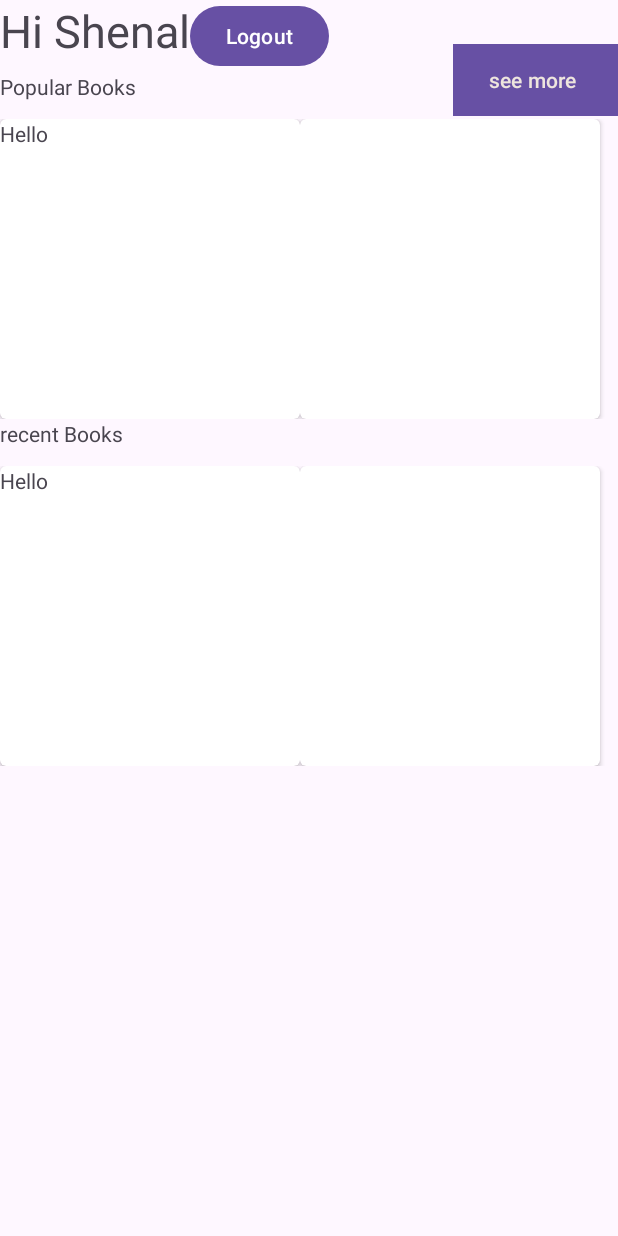
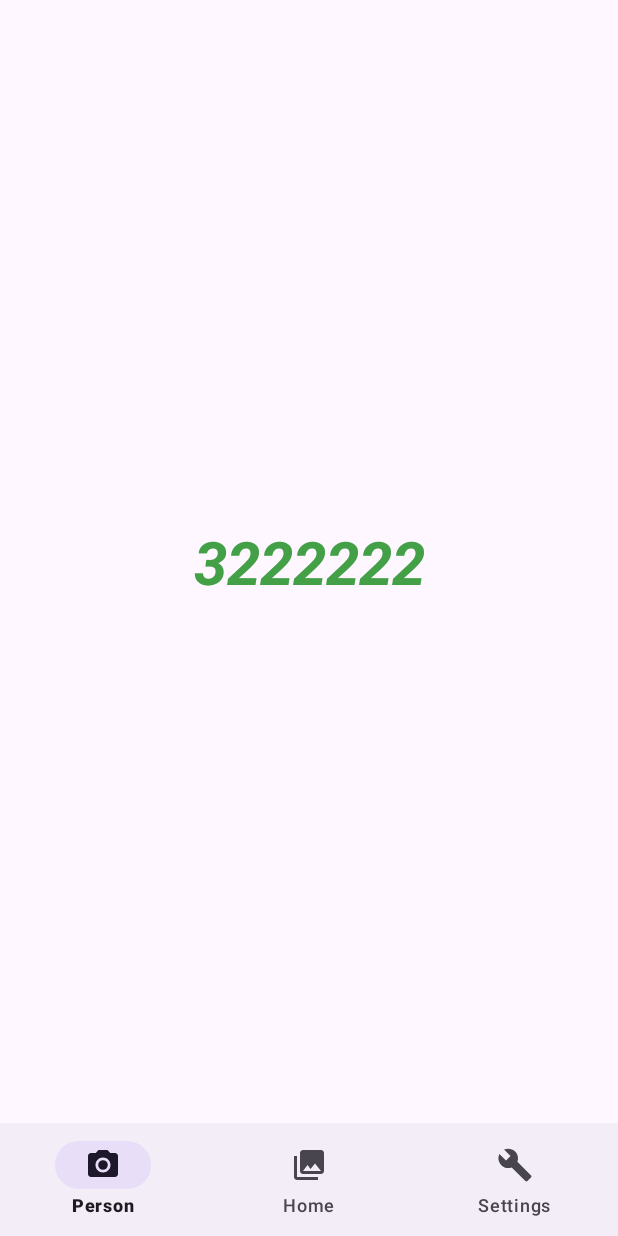
Before and after one commit to mirosh-kavinda/spiritualread, an Android app: the Homepage screen opened directly, with no data from a screen before it, on a phone screen of 412 x 824 dp. Run offline under Robolectric (Android 15) with nearby library versions, the phone set to English and light mode, and no system bars; our stand-ins replace Firebase (no records; nobody signed in at launch, a user with empty details on screens opened directly).

Commit message:
make homepage components with fragments

```diff
--- a/app/src/main/java/com/example/spiritualread/Home/Homepage.java
+++ b/app/src/main/java/com/example/spiritualread/Home/Homepage.java
@@ -1,23 +1,60 @@
 package com.example.spiritualread.Home;
 
 import android.os.Bundle;
-import android.widget.Button;
+import android.view.MenuItem;
 
 import androidx.appcompat.app.AppCompatActivity;
 
 import com.example.spiritualread.R;
+import com.google.android.material.bottomnavigation.BottomNavigationView;
 //import com.google.firebase.FirebaseApp;
 //import com.google.firebase.auth.FirebaseAuth;
 //import com.google.firebase.auth.FirebaseUser;
 
-public class Homepage extends AppCompatActivity {
-    Button btnlogout;
-//    FirebaseAuth mAuth;
+public class Homepage extends AppCompatActivity implements BottomNavigationView.OnNavigationItemSelectedListener {
+//    Button btnlogout;
+    BottomNavigationView bottomNavigationView;
+
+    //    FirebaseAuth mAuth;
     @Override
     protected void onCreate(Bundle savedInstanceState) {
         super.onCreate(savedInstanceState);
         setContentView(R.layout.activity_homepage);
 
+
+        bottomNavigationView = findViewById(R.id.bottomNavigationView);
+
+        bottomNavigationView.setOnNavigationItemSelectedListener(this);
+        bottomNavigationView.setSelectedItemId(R.id.person);
+    }
+   message firstFragment = new message();
+    overview secondFragment = new overview();
+   person thirdFragment = new person();
+
+
+    public boolean onNavigationItemSelected(MenuItem item) {
+
+        switch (item.getItemId()) {
+            case R.id.person:
+                getSupportFragmentManager().beginTransaction().replace(R.id.flFragment, firstFragment).commit();
+                return true;
+
+            case R.id.home:
+                getSupportFragmentManager().beginTransaction().replace(R.id.flFragment, secondFragment).commit();
+                return true;
+
+            case R.id.settings:
+                getSupportFragmentManager().beginTransaction().replace(R.id.flFragment, thirdFragment).commit();
+                return true;
+        }
+        return false;
+    }
+
+    @Override
+    public void onPointerCaptureChanged(boolean hasCapture) {
+        super.onPointerCaptureChanged(hasCapture);
+    }
+}
 //
 //            btnlogout=findViewById(R.id.btnLogout);
 //            mAuth = FirebaseAuth.getInstance());
@@ -26,14 +63,12 @@ public class Homepage extends AppCompatActivity {
 //                startActivity(new Intent(Homepage.this, loginOnboard.class));
 //
 //            });
-    }
-
-    @Override
-    protected void onStart() {
-        super.onStart();
+//    }
+//
+//    @Override
+//    protected void onStart() {
+//        super.onStart();
 //        FirebaseUser user =mAuth.getCurrentUser();
 //        if(user==null){
 //            startActivity(new Intent(Homepage.this,LoginActivity.class));
 //        }
-    }
-}
--- /dev/null
+++ b/app/src/main/java/com/example/spiritualread/Home/message.java
@@ -0,0 +1,65 @@
+package com.example.spiritualread.Home;
+
+import android.os.Bundle;
+import android.view.LayoutInflater;
+import android.view.View;
+import android.view.ViewGroup;
+
+import androidx.fragment.app.Fragment;
+
+import com.example.spiritualread.R;
+
+/**
+ * A simple {@link Fragment} subclass.
+ * Use the {@link message#newInstance} factory method to
+ * create an instance of this fragment.
+ */
+public class message extends Fragment {
+
+    // TODO: Rename parameter arguments, choose names that match
+    // the fragment initialization parameters, e.g. ARG_ITEM_NUMBER
+    private static final String ARG_PARAM1 = "param1";
+    private static final String ARG_PARAM2 = "param2";
+
+    // TODO: Rename and change types of parameters
+    private String mParam1;
+    private String mParam2;
+
+    public message() {
+        // Required empty public constructor
+    }
+
+    /**
+     * Use this factory method to create a new instance of
+     * this fragment using the provided parameters.
+     *
+     * @param param1 Parameter 1.
+     * @param param2 Parameter 2.
+     * @return A new instance of fragment message.
+     */
+    // TODO: Rename and change types and number of parameters
+    public static message newInstance(String param1, String param2) {
+        message fragment = new message();
+        Bundle args = new Bundle();
+        args.putString(ARG_PARAM1, param1);
+        args.putString(ARG_PARAM2, param2);
+        fragment.setArguments(args);
+        return fragment;
+    }
+
+    @Override
+    public void onCreate(Bundle savedInstanceState) {
+        super.onCreate(savedInstanceState);
+        if (getArguments() != null) {
+            mParam1 = getArguments().getString(ARG_PARAM1);
+            mParam2 = getArguments().getString(ARG_PARAM2);
+        }
+    }
+
+    @Override
+    public View onCreateView(LayoutInflater inflater, ViewGroup container,
+                             Bundle savedInstanceState) {
+        // Inflate the layout for this fragment
+        return inflater.inflate(R.layout.fragment_message, container, false);
+    }
+}
--- /dev/null
+++ b/app/src/main/java/com/example/spiritualread/Home/overview.java
@@ -0,0 +1,65 @@
+package com.example.spiritualread.Home;
+
+import android.os.Bundle;
+import android.view.LayoutInflater;
+import android.view.View;
+import android.view.ViewGroup;
+
+import androidx.fragment.app.Fragment;
+
+import com.example.spiritualread.R;
+
+/**
+ * A simple {@link Fragment} subclass.
+ * Use the {@link overview#newInstance} factory method to
+ * create an instance of this fragment.
+ */
+public class overview extends Fragment {
+
+    // TODO: Rename parameter arguments, choose names that match
+    // the fragment initialization parameters, e.g. ARG_ITEM_NUMBER
+    private static final String ARG_PARAM1 = "param1";
+    private static final String ARG_PARAM2 = "param2";
+
+    // TODO: Rename and change types of parameters
+    private String mParam1;
+    private String mParam2;
+
+    public overview() {
+        // Required empty public constructor
+    }
+
+    /**
+     * Use this factory method to create a new instance of
+     * this fragment using the provided parameters.
+     *
+     * @param param1 Parameter 1.
+     * @param param2 Parameter 2.
+     * @return A new instance of fragment overview.
+     */
+    // TODO: Rename and change types and number of parameters
+    public static overview newInstance(String param1, String param2) {
+        overview fragment = new overview();
+        Bundle args = new Bundle();
+        args.putString(ARG_PARAM1, param1);
+        args.putString(ARG_PARAM2, param2);
+        fragment.setArguments(args);
+        return fragment;
+    }
+
+    @Override
+    public void onCreate(Bundle savedInstanceState) {
+        super.onCreate(savedInstanceState);
+        if (getArguments() != null) {
+            mParam1 = getArguments().getString(ARG_PARAM1);
+            mParam2 = getArguments().getString(ARG_PARAM2);
+        }
+    }
+
+    @Override
+    public View onCreateView(LayoutInflater inflater, ViewGroup container,
+                             Bundle savedInstanceState) {
+        // Inflate the layout for this fragment
+        return inflater.inflate(R.layout.fragment_overview, container, false);
+    }
+}
--- /dev/null
+++ b/app/src/main/java/com/example/spiritualread/Home/person.java
@@ -0,0 +1,65 @@
+package com.example.spiritualread.Home;
+
+import android.os.Bundle;
+import android.view.LayoutInflater;
+import android.view.View;
+import android.view.ViewGroup;
+
+import androidx.fragment.app.Fragment;
+
+import com.example.spiritualread.R;
+
+/**
+ * A simple {@link Fragment} subclass.
+ * Use the {@link person#newInstance} factory method to
+ * create an instance of this fragment.
+ */
+public class person extends Fragment {
+
+    // TODO: Rename parameter arguments, choose names that match
+    // the fragment initialization parameters, e.g. ARG_ITEM_NUMBER
+    private static final String ARG_PARAM1 = "param1";
+    private static final String ARG_PARAM2 = "param2";
+
+    // TODO: Rename and change types of parameters
+    private String mParam1;
+    private String mParam2;
+
+    public person() {
+        // Required empty public constructor
+    }
+
+    /**
+     * Use this factory method to create a new instance of
+     * this fragment using the provided parameters.
+     *
+     * @param param1 Parameter 1.
+     * @param param2 Parameter 2.
+     * @return A new instance of fragment person.
+     */
+    // TODO: Rename and change types and number of parameters
+    public static person newInstance(String param1, String param2) {
+        person fragment = new person();
+        Bundle args = new Bundle();
+        args.putString(ARG_PARAM1, param1);
+        args.putString(ARG_PARAM2, param2);
+        fragment.setArguments(args);
+        return fragment;
+    }
+
+    @Override
+    public void onCreate(Bundle savedInstanceState) {
+        super.onCreate(savedInstanceState);
+        if (getArguments() != null) {
+            mParam1 = getArguments().getString(ARG_PARAM1);
+            mParam2 = getArguments().getString(ARG_PARAM2);
+        }
+    }
+
+    @Override
+    public View onCreateView(LayoutInflater inflater, ViewGroup container,
+                             Bundle savedInstanceState) {
+        // Inflate the layout for this fragment
+        return inflater.inflate(R.layout.fragment_person, container, false);
+    }
+}
--- a/app/src/main/res/layout/activity_homepage.xml
+++ b/app/src/main/res/layout/activity_homepage.xml
@@ -1,140 +1,163 @@
 <?xml version="1.0" encoding="utf-8"?>
-<RelativeLayout xmlns:android="http://schemas.android.com/apk/res/android"
+<androidx.constraintlayout.widget.ConstraintLayout xmlns:android="http://schemas.android.com/apk/res/android"
     xmlns:card_view="http://schemas.android.com/apk/res-auto"
     xmlns:tools="http://schemas.android.com/tools"
     android:layout_width="match_parent"
     android:layout_height="match_parent"
     tools:context=".Home.Homepage">
 
-<TextView
-    android:id="@+id/tv1"
-    android:layout_width="wrap_content"
-    android:layout_height="wrap_content"
-    android:text="Hi Shenal"
-    android:textSize="30dp"
-    android:layout_alignParentTop="true"/>
 
-<Button
-    android:id="@+id/btnLogout"
-    android:layout_width="wrap_content"
-    android:layout_height="wrap_content"
-    android:text="Logout"
-    android:layout_alignParentTop="true"
-    android:layout_toRightOf="@id/tv1" />
+        <FrameLayout
+            android:id="@+id/flFragment"
+            android:layout_width="match_parent"
+            android:layout_height="0dp"
+            card_view:layout_constraintBottom_toTopOf="@+id/bottomNavigationView"
+            card_view:layout_constraintEnd_toEndOf="parent"
+            card_view:layout_constraintHorizontal_bias="0.0"
+            card_view:layout_constraintStart_toStartOf="parent"
+            card_view:layout_constraintTop_toTopOf="parent"
+            card_view:layout_constraintVertical_bias="0.0" />
+
+        <com.google.android.material.bottomnavigation.BottomNavigationView
+            android:id="@+id/bottomNavigationView"
+            android:layout_width="match_parent"
+            android:layout_height="75dp"
+            card_view:layout_constraintBottom_toBottomOf="parent"
+            card_view:layout_constraintEnd_toEndOf="parent"
+            card_view:layout_constraintHorizontal_bias="0.5"
+            card_view:layout_constraintStart_toStartOf="parent"
+            card_view:menu="@menu/bottom_nav_menu"/>
+
+    </androidx.constraintlayout.widget.ConstraintLayout>
+
+<!--<TextView-->
+<!--    android:id="@+id/tv1"-->
+<!--    android:layout_width="wrap_content"-->
+<!--    android:layout_height="wrap_content"-->
+<!--    android:text="Hi Shenal"-->
+<!--    android:textSize="30dp"-->
+<!--    android:layout_alignParentTop="true"/>-->
+
+<!--<Button-->
+<!--    android:id="@+id/btnLogout"-->
+<!--    android:layout_width="wrap_content"-->
+<!--    android:layout_height="wrap_content"-->
+<!--    android:text="Logout"-->
+<!--    android:layout_alignParentTop="true"-->
+<!--    android:layout_toRightOf="@id/tv1" />-->
 
 
-        <TextView
-            android:layout_width="wrap_content"
-            android:layout_height="wrap_content"
-            android:text="Popular Books"
-            android:layout_below="@id/btnLogout"
-            android:id="@+id/tv2"
-            />
+<!--        <TextView-->
+<!--            android:layout_width="wrap_content"-->
+<!--            android:layout_height="wrap_content"-->
+<!--            android:text="Popular Books"-->
+<!--            android:layout_below="@id/btnLogout"-->
+<!--            android:id="@+id/tv2"-->
+<!--            />-->
 
-    <Button
-        android:layout_width="wrap_content"
-        android:layout_height="wrap_content"
-        android:layout_below="@id/tv1"
-        android:layout_marginLeft="211dp"
-        android:layout_marginTop="-11dp"
-        android:layout_toRightOf="@id/tv2"
-        android:background="@color/white"
-        android:text="see more "
-        android:textColor="@color/colorPrimary" />
+<!--    <Button-->
+<!--        android:layout_width="wrap_content"-->
+<!--        android:layout_height="wrap_content"-->
+<!--        android:layout_below="@id/tv1"-->
+<!--        android:layout_marginLeft="211dp"-->
+<!--        android:layout_marginTop="-11dp"-->
+<!--        android:layout_toRightOf="@id/tv2"-->
+<!--        android:background="@color/white"-->
+<!--        android:text="see more "-->
+<!--        android:textColor="@color/colorPrimary" />-->
 
-    <LinearLayout
-        android:layout_width="match_parent"
-        android:layout_height="wrap_content"
-        android:layout_below="@id/tv2"
-        android:layout_marginTop="12dp"
-        android:id="@+id/lv1"
-        android:gravity="start"
-        android:orientation="horizontal"
-        >
-        <!-- A CardView that contains a TextView -->
-        <androidx.cardview.widget.CardView
-            android:id="@+id/card_view5"
-            android:layout_width="200dp"
-            android:layout_height="200dp"
-            android:layout_gravity="center"
-            card_view:cardCornerRadius="4dp">
-<ImageView
-    android:layout_width="wrap_content"
-    android:layout_height="wrap_content"
-    />
-            <TextView
-                android:id="@+id/info_text"
-                android:layout_width="match_parent"
-                android:layout_height="match_parent"
-                android:text="Hello"/>
-        </androidx.cardview.widget.CardView>
+<!--    <LinearLayout-->
+<!--        android:layout_width="match_parent"-->
+<!--        android:layout_height="wrap_content"-->
+<!--        android:layout_below="@id/tv2"-->
+<!--        android:layout_marginTop="12dp"-->
+<!--        android:id="@+id/lv1"-->
+<!--        android:gravity="start"-->
+<!--        android:orientation="horizontal"-->
+<!--        >-->
+<!--        &lt;!&ndash; A CardView that contains a TextView &ndash;&gt;-->
+<!--        <androidx.cardview.widget.CardView-->
+<!--            android:id="@+id/card_view5"-->
+<!--            android:layout_width="200dp"-->
+<!--            android:layout_height="200dp"-->
+<!--            android:layout_gravity="center"-->
+<!--            card_view:cardCornerRadius="4dp">-->
+<!--<ImageView-->
+<!--    android:layout_width="wrap_content"-->
+<!--    android:layout_height="wrap_content"-->
+<!--    />-->
+<!--            <TextView-->
+<!--                android:id="@+id/info_text"-->
+<!--                android:layout_width="match_parent"-->
+<!--                android:layout_height="match_parent"-->
+<!--                android:text="Hello"/>-->
+<!--        </androidx.cardview.widget.CardView>-->
 
-        <androidx.cardview.widget.CardView xmlns:card_view="http://schemas.android.com/apk/res-auto"
-            android:id="@+id/card_view2"
-            android:layout_width="200dp"
-            android:layout_height="200dp"
-            android:layout_gravity="center"
-            card_view:cardCornerRadius="4dp">
+<!--        <androidx.cardview.widget.CardView xmlns:card_view="http://schemas.android.com/apk/res-auto"-->
+<!--            android:id="@+id/card_view2"-->
+<!--            android:layout_width="200dp"-->
+<!--            android:layout_height="200dp"-->
+<!--            android:layout_gravity="center"-->
+<!--            card_view:cardCornerRadius="4dp">-->
 
-            <TextView
-                android:id="@+id/info_text2"
-                android:layout_width="match_parent"
-                android:layout_height="match_parent" />
-        </androidx.cardview.widget.CardView>
+<!--            <TextView-->
+<!--                android:id="@+id/info_text2"-->
+<!--                android:layout_width="match_parent"-->
+<!--                android:layout_height="match_parent" />-->
+<!--        </androidx.cardview.widget.CardView>-->
 
-    </LinearLayout>
+<!--    </LinearLayout>-->
 
 
-    <TextView
-        android:layout_width="wrap_content"
-        android:layout_height="wrap_content"
-        android:text="recent Books"
-        android:layout_below="@id/lv1"
-        android:id="@+id/tv3"
+<!--    <TextView-->
+<!--        android:layout_width="wrap_content"-->
+<!--        android:layout_height="wrap_content"-->
+<!--        android:text="recent Books"-->
+<!--        android:layout_below="@id/lv1"-->
+<!--        android:id="@+id/tv3"-->
 
-        />
+<!--        />-->
 
-    <LinearLayout
-        android:layout_width="match_parent"
-        android:layout_height="wrap_content"
-        android:layout_below="@id/tv3"
-        android:layout_marginTop="12dp"
-        android:gravity="start"
-        android:orientation="horizontal"
-        >
+<!--    <LinearLayout-->
+<!--        android:layout_width="match_parent"-->
+<!--        android:layout_height="wrap_content"-->
+<!--        android:layout_below="@id/tv3"-->
+<!--        android:layout_marginTop="12dp"-->
+<!--        android:gravity="start"-->
+<!--        android:orientation="horizontal"-->
+<!--        >-->
 
 
-        <!-- A CardView that contains a TextView -->
-        <androidx.cardview.widget.CardView
-            android:id="@+id/card_view"
-            android:layout_width="200dp"
-            android:layout_height="200dp"
-            android:layout_gravity="center"
-            card_view:cardCornerRadius="4dp">
-            <ImageView
-                android:layout_width="wrap_content"
-                android:layout_height="wrap_content"
-                />
-            <TextView
-                android:id="@+id/info_text3"
-                android:layout_width="match_parent"
-                android:layout_height="match_parent"
-                android:text="Hello"/>
-        </androidx.cardview.widget.CardView>
+<!--        &lt;!&ndash; A CardView that contains a TextView &ndash;&gt;-->
+<!--        <androidx.cardview.widget.CardView-->
+<!--            android:id="@+id/card_view"-->
+<!--            android:layout_width="200dp"-->
+<!--            android:layout_height="200dp"-->
+<!--            android:layout_gravity="center"-->
+<!--            card_view:cardCornerRadius="4dp">-->
+<!--            <ImageView-->
+<!--                android:layout_width="wrap_content"-->
+<!--                android:layout_height="wrap_content"-->
+<!--                />-->
+<!--            <TextView-->
+<!--                android:id="@+id/info_text3"-->
+<!--                android:layout_width="match_parent"-->
+<!--                android:layout_height="match_parent"-->
+<!--                android:text="Hello"/>-->
+<!--        </androidx.cardview.widget.CardView>-->
 
-        <androidx.cardview.widget.CardView xmlns:card_view="http://schemas.android.com/apk/res-auto"
-            android:id="@+id/card_view3"
-            android:layout_width="200dp"
-            android:layout_height="200dp"
-            android:layout_gravity="center"
+<!--        <androidx.cardview.widget.CardView xmlns:card_view="http://schemas.android.com/apk/res-auto"-->
+<!--            android:id="@+id/card_view3"-->
+<!--            android:layout_width="200dp"-->
+<!--            android:layout_height="200dp"-->
+<!--            android:layout_gravity="center"-->
 
-            card_view:cardCornerRadius="4dp">
+<!--            card_view:cardCornerRadius="4dp">-->
 
-            <TextView
-                android:id="@+id/info_text4"
-                android:layout_width="match_parent"
-                android:layout_height="match_parent" />
-        </androidx.cardview.widget.CardView>
+<!--            <TextView-->
+<!--                android:id="@+id/info_text4"-->
+<!--                android:layout_width="match_parent"-->
+<!--                android:layout_height="match_parent" />-->
+<!--        </androidx.cardview.widget.CardView>-->
 
-    </LinearLayout>
-</RelativeLayout>
+<!--    </LinearLayout>-->
--- /dev/null
+++ b/app/src/main/res/layout/fragment_message.xml
@@ -0,0 +1,24 @@
+<?xml version="1.0" encoding="utf-8"?>
+<androidx.constraintlayout.widget.ConstraintLayout
+    xmlns:android="http://schemas.android.com/apk/res/android"
+    xmlns:app="http://schemas.android.com/apk/res-auto"
+    xmlns:tools="http://schemas.android.com/tools"
+    android:layout_width="match_parent"
+    android:layout_height="match_parent"
+    tools:context=".Home.Homepage">
+
+    <TextView
+        android:id="@+id/firstFragment"
+        android:layout_width="wrap_content"
+        android:layout_height="wrap_content"
+        android:text="3222222"
+        android:textColor="#43a047"
+        android:textSize="40sp"
+        android:textStyle="italic|bold"
+        app:layout_constraintBottom_toBottomOf="parent"
+        app:layout_constraintEnd_toEndOf="parent"
+        app:layout_constraintHorizontal_bias="0.5"
+        app:layout_constraintStart_toStartOf="parent"
+        app:layout_constraintTop_toTopOf="parent" />
+
+</androidx.constraintlayout.widget.ConstraintLayout>
--- /dev/null
+++ b/app/src/main/res/menu/bottom_nav_menu.xml
@@ -0,0 +1,15 @@
+<?xml version="1.0" encoding="utf-8"?>
+<menu xmlns:android="http://schemas.android.com/apk/res/android">
+    <item
+        android:id="@+id/person"
+        android:title="Person"
+        android:icon="@drawable/ic_menu_camera"/>
+    <item
+        android:id="@+id/home"
+        android:title="Home"
+        android:icon="@drawable/ic_menu_gallery"/>
+    <item
+        android:id="@+id/settings"
+        android:title="Settings"
+        android:icon="@drawable/ic_menu_manage"/>
+</menu>
--- a/app/src/main/res/values/strings.xml
+++ b/app/src/main/res/values/strings.xml
@@ -17,4 +17,6 @@
     <string name="finish">finish</string>
     <string name="next">next</string>
     <string name="back">back</string>
+    <!-- TODO: Remove or change this placeholder text -->
+    <string name="hello_blank_fragment">Hello blank fragment</string>
 </resources>
--- a/app/src/main/res/values/styles.xml
+++ b/app/src/main/res/values/styles.xml
@@ -1,7 +1,7 @@
 <resources>
 
     <!-- Base application theme. -->
-    <style name="AppTheme" parent="Theme.AppCompat.Light.DarkActionBar">
+    <style name="AppTheme" parent="Theme.MaterialComponents.Light.DarkActionBar">
         <!-- Customize your theme here. -->
         <item name="colorPrimary">@color/colorPrimary</item>
         <item name="colorPrimaryDark">@color/colorPrimaryDark</item>
```
Also changed, not shown: app/src/main/java/com/example/spiritualread/Auth/RegisterActivity.java (+3 -8 lines), app/src/main/res/layout/activity_login_onboard.xml (+14 -17 lines), app/src/main/res/layout/activity_main.xml (+10 -15 lines), app/src/main/res/layout/fragment_overview.xml (added, +25 -0 lines), app/src/main/res/layout/fragment_person.xml (added, +24 -0 lines), app/src/main/res/layout/onboarding_1.xml (+6 -8 lines).
